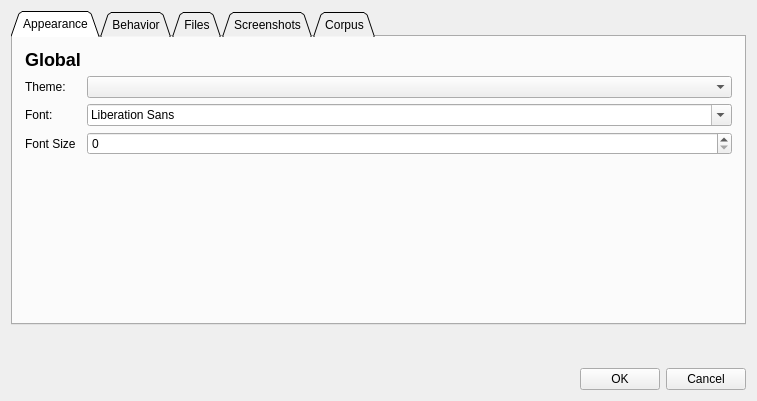
This is qt_ui/DialogPreferences.ui in FilmColors/VIAN as Qt 5 draws it before an edit. The edited form follows.
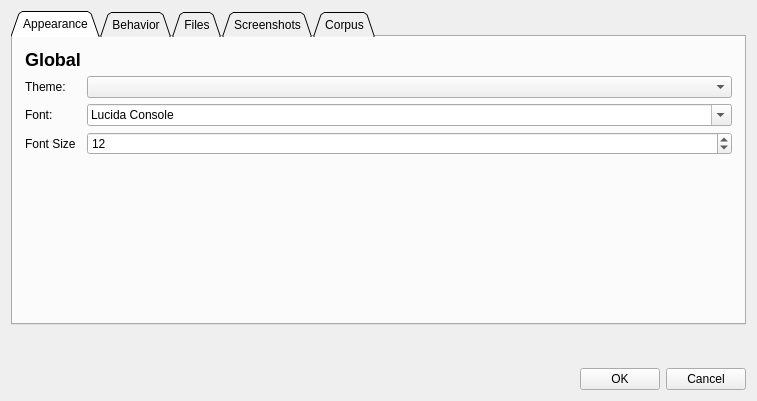
This is the edited form. The open tabs and pages were chosen to show the change.

What changed in the file:
```diff
--- a/qt_ui/DialogPreferences.ui
+++ b/qt_ui/DialogPreferences.ui
@@ -77,7 +77,11 @@
           <widget class="QComboBox" name="comboBox"/>
          </item>
          <item row="2" column="1">
-          <widget class="QFontComboBox" name="font_Picker"/>
+          <widget class="QFontComboBox" name="font_Picker">
+           <property name="currentText">
+            <string>Lucida Console</string>
+           </property>
+          </widget>
          </item>
          <item row="2" column="0">
           <widget class="QLabel" name="label_18">
@@ -94,7 +98,14 @@
           </widget>
          </item>
          <item row="3" column="1">
-          <widget class="QSpinBox" name="spinBox_FontSize"/>
+          <widget class="QSpinBox" name="spinBox_FontSize">
+           <property name="minimum">
+            <number>5</number>
+           </property>
+           <property name="value">
+            <number>12</number>
+           </property>
+          </widget>
          </item>
         </layout>
        </item>
```
Left out of the diff: 2 changed lines with no effect on the pictures.
